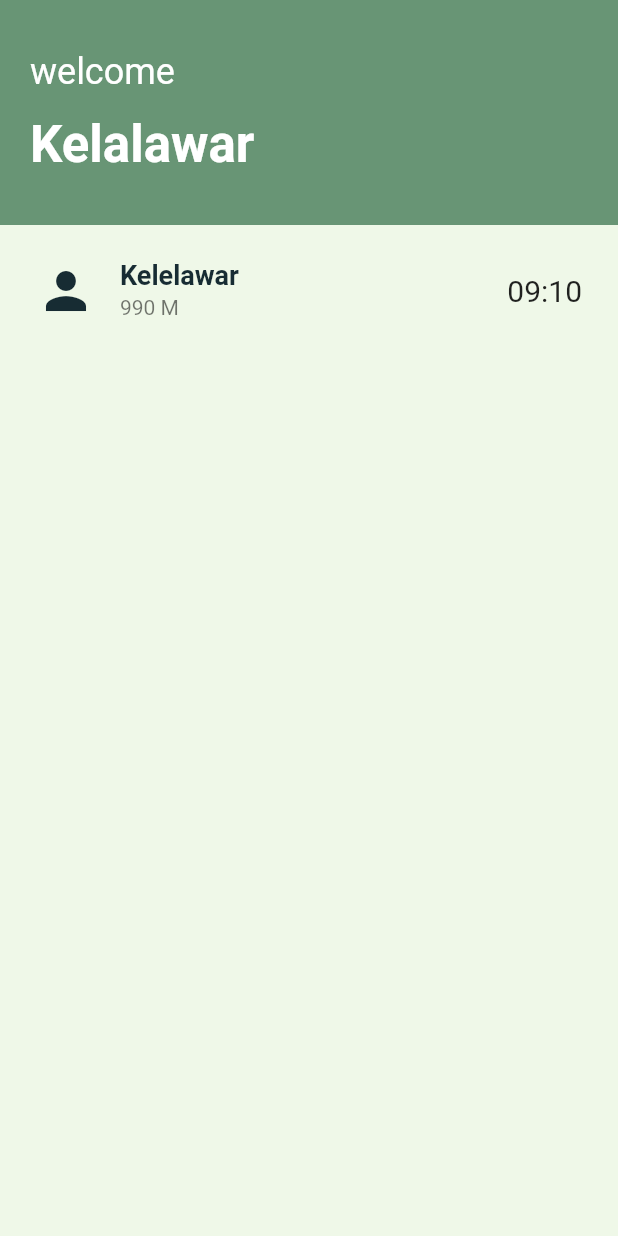
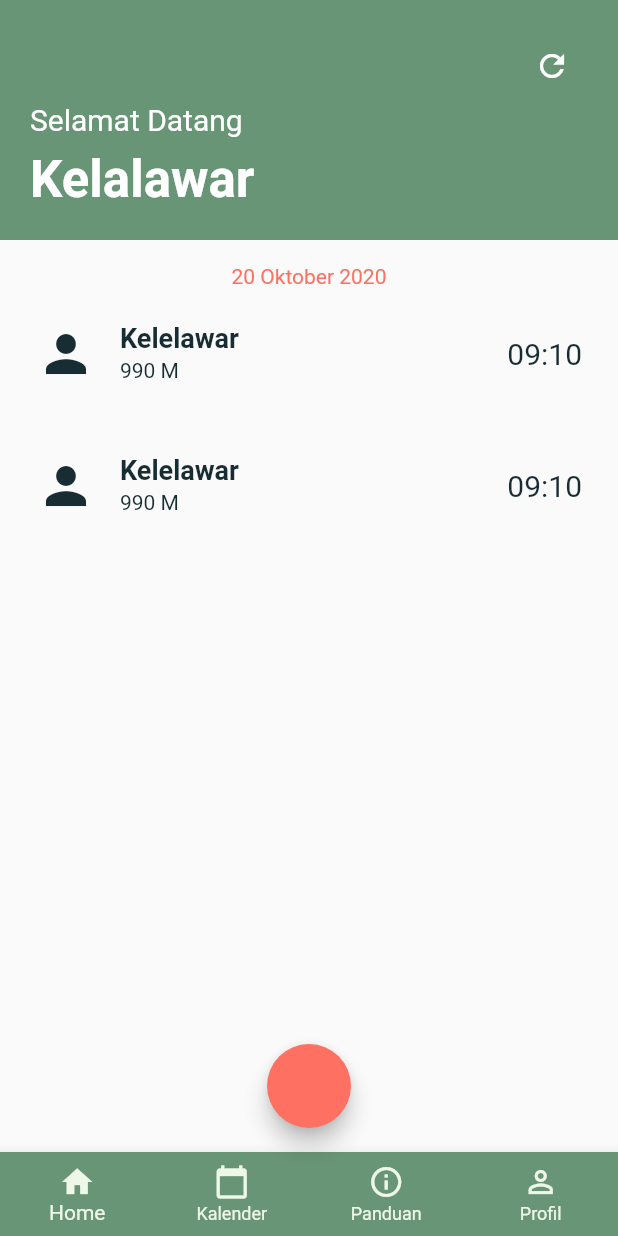
Before and after one commit to RafiIzzatulRizquFaris/penerangan_kops, a Flutter app: the screen it shows after launch, on a phone screen of 412 x 824 dp. Run offline on Flutter 3.47's test engine with Material 2 defaults, Android fonts, the light colour scheme and no system bars; our stand-ins replace animated_text_kit, rflutter_alert, shared_preferences.

Commit message:
update home
+ add tab bottom
+ floating

```diff
--- a/lib/home.dart
+++ b/lib/home.dart
@@ -1,6 +1,11 @@
 import 'package:flutter/material.dart';
+import 'package:flutter/services.dart';
 import 'package:penerangan_kops/constants.dart';
 
+import 'constants.dart';
+import 'constants.dart';
+import 'constants.dart';
+import 'constants.dart';
 import 'constants.dart';
 import 'constants.dart';
 import 'constants.dart';
@@ -14,39 +19,39 @@ class _HomeState extends State<Home> {
   @override
   Widget build(BuildContext context) {
     return Scaffold(
-        body: SafeArea(
-      child: Column(
+      body: Column(
         children: [
           Container(
-              height: 150,
+              height: 160,
               width: MediaQuery.of(context).size.width,
               color: AppColor().accentColor,
               child: Padding(
                 padding: EdgeInsets.all(20),
                 child: Column(
                   crossAxisAlignment: CrossAxisAlignment.start,
-                  mainAxisAlignment: MainAxisAlignment.spaceEvenly,
                   children: [
-                    // Row(
-                    //   mainAxisAlignment: MainAxisAlignment.end,
-                    //   children: [
-                    //     IconButton(
-                    //         icon: Icon(
-                    //           Icons.refresh,
-                    //           size: 24.0,
-                    //           color: Colors.white,
-                    //         ),
-                    //         onPressed: null),
-                    //   ],
-                    // ),
+                    Row(
+                      mainAxisAlignment: MainAxisAlignment.end,
+                      children: [
+                        IconButton(
+                            icon: Icon(
+                              Icons.refresh,
+                              size: 24.0,
+                              color: Colors.white,
+                            ),
+                            onPressed: null),
+                      ],
+                    ),
                     Text(
-                      "welcome",
+                      "Selamat Datang",
                       style: TextStyle(
                         color: Colors.white,
-                        fontSize: 24.0,
+                        fontSize: 20.0,
                       ),
                     ),
-
+                    SizedBox(
+                      height: 8,
+                    ),
                     Text(
                       "Kelalawar",
                       style: TextStyle(
@@ -58,9 +63,18 @@ class _HomeState extends State<Home> {
                 ),
               )),
           Expanded(
-            child: Container(
-              color: AppColor().primaryColor,
-              child: Padding(
+              child: Column(
+            children: [
+              Padding(
+                padding: EdgeInsets.fromLTRB(0, 16, 0, 0),
+                child: Text(
+                  "20 Oktober 2020",
+                  style: TextStyle(
+                      color: AppColor().redColor,
+                      fontWeight: FontWeight.w400),
+                ),
+              ),
+              Padding(
                 padding: EdgeInsets.all(8),
                 child: ListTile(
                   leading: Icon(
@@ -75,16 +89,61 @@ class _HomeState extends State<Home> {
                         fontWeight: FontWeight.w600,
                         fontSize: 18.0),
                   ),
-                  trailing: Text("09:10", style: TextStyle(fontSize: 20.0),),
-                  subtitle: Text("990 M"),
+                  trailing: Text(
+                    "09:10",
+                    style:
+                        TextStyle(fontSize: 20.0, color: AppColor().blackColor),
+                  ),
+                  subtitle: Text(
+                    "990 M",
+                    style: TextStyle(color: AppColor().blackColor),
+                  ),
                 ),
               ),
-            ),
-          ),
+              Padding(
+                padding: EdgeInsets.all(8),
+                child: ListTile(
+                  leading: Icon(
+                    Icons.person,
+                    color: AppColor().blackColor,
+                    size: 40,
+                  ),
+                  title: Text(
+                    "Kelelawar",
+                    style: TextStyle(
+                        color: AppColor().blackColor,
+                        fontWeight: FontWeight.w600,
+                        fontSize: 18.0),
+                  ),
+                  trailing: Text(
+                    "09:10",
+                    style:
+                        TextStyle(fontSize: 20.0, color: AppColor().blackColor),
+                  ),
+                  subtitle: Text(
+                    "990 M",
+                    style: TextStyle(color: AppColor().blackColor),
+                  ),
+                ),
+              ),
+            ],
+          )),
         ],
       ),
-    ),
-
+      bottomNavigationBar: BottomNavigationBar(
+        type: BottomNavigationBarType.fixed,
+        backgroundColor: AppColor().accentColor,
+        selectedItemColor: AppColor().primaryColor,
+        unselectedItemColor: AppColor().primaryColor,
+        items: [
+          BottomNavigationBarItem(icon: Icon(Icons.home), title: Text("Home")),
+          BottomNavigationBarItem(icon: Icon(Icons.calendar_today), title: Text("Kalender")),
+          BottomNavigationBarItem(icon: Icon(Icons.info_outline), title: Text("Panduan")),
+          BottomNavigationBarItem(icon: Icon(Icons.person_outline), title: Text("Profil")),
+        ],
+      ),
+      floatingActionButton: FloatingActionButton(onPressed: null,backgroundColor: AppColor().redColor,),
+      floatingActionButtonLocation: FloatingActionButtonLocation.centerFloat,
     );
   }
 }
```
